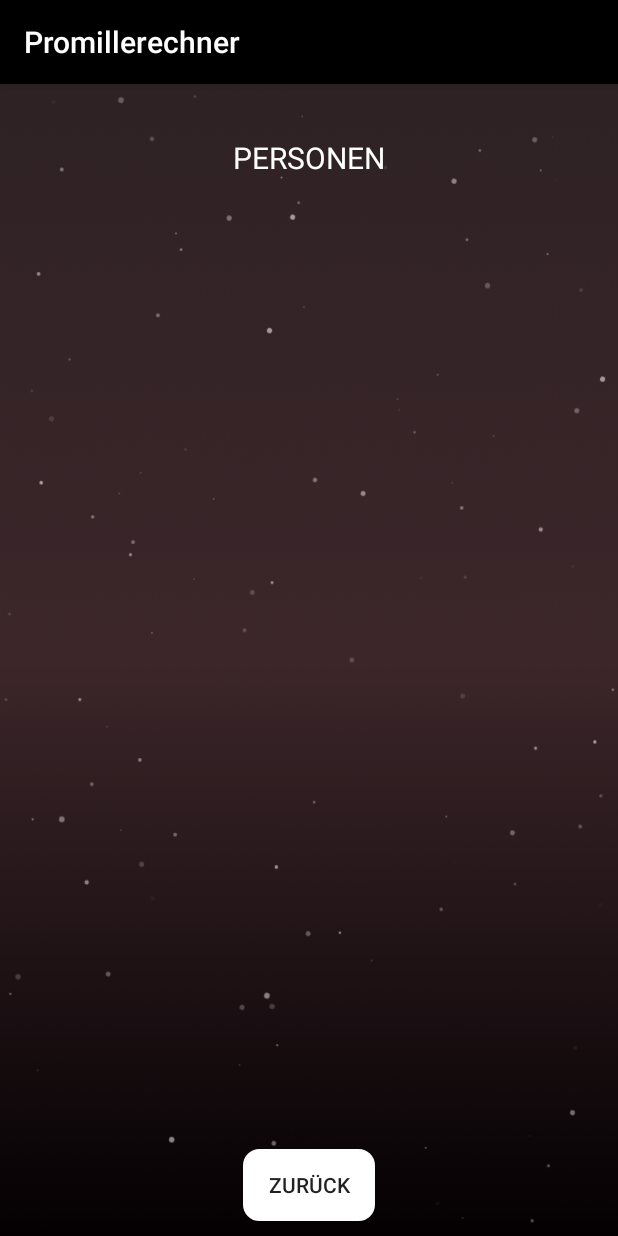
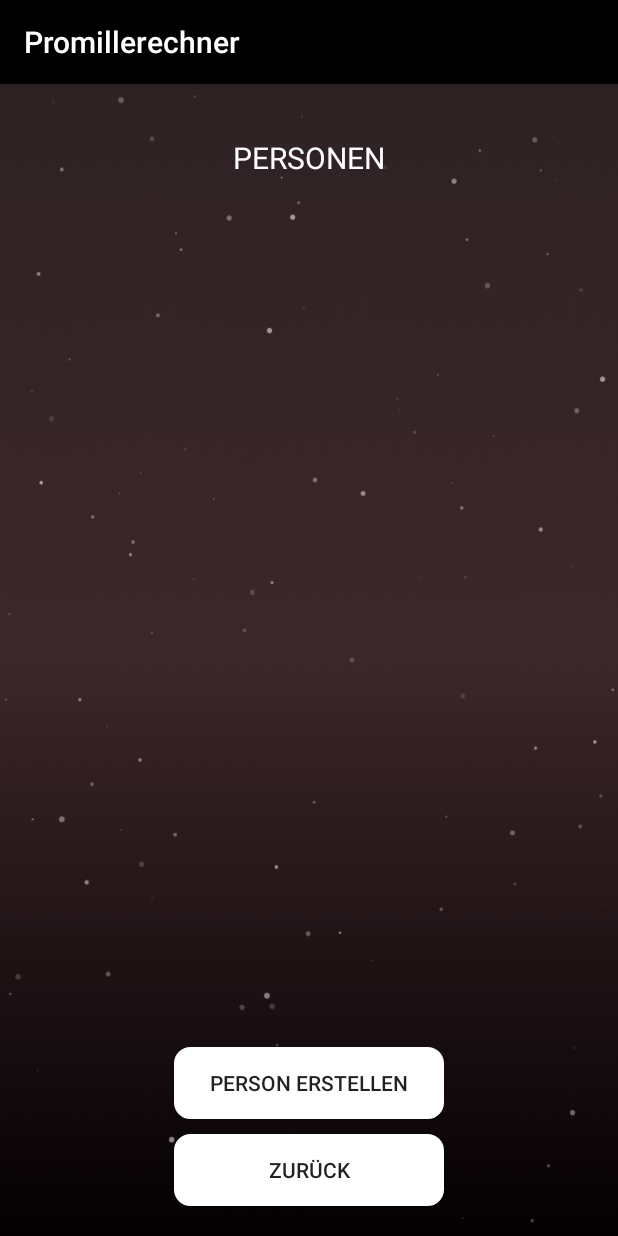
Before and after one commit to not-productive-yet/Promillerechner, an Android app: the PersonList screen opened directly, with no data from a screen before it, on a phone screen of 412 x 824 dp. Run offline under Robolectric (Android 15) with nearby library versions, the phone set to English and light mode, and no system bars; our stand-ins replace Room's generated code.

Commit message:
person create jetzt auch von datenbank aus

```diff
--- a/app/src/main/java/com/example/promillrechner_mobapp/database/PersonCreate.java
+++ b/app/src/main/java/com/example/promillrechner_mobapp/database/PersonCreate.java
@@ -93,19 +93,11 @@ public class PersonCreate extends AppCompatActivity {
                 toast.show();
 
                 saveWordOnClick();
-                handlerGoToChooseAlcohol();
+                finish();
             }
         });
 
         buttonCancelPerson.setOnClickListener(v -> finish());
-    }
-
-    private void handlerGoToChooseAlcohol() {
-        Intent intent = new Intent(this, SelectPerson.class);
-        startActivity(intent);
-
-        //Fade right
-        overridePendingTransition(R.xml.enter, R.xml.exit);
     }
 
     class SpeichernTask extends AsyncTask<Person, Void , Void> {
--- a/app/src/main/java/com/example/promillrechner_mobapp/database/PersonList.java
+++ b/app/src/main/java/com/example/promillrechner_mobapp/database/PersonList.java
@@ -21,6 +21,7 @@ public class PersonList extends AppCompatActivity {
 
 
     private Button buttonBack;
+    private Button buttonGoToCreate;
     private PersonDao dao;
     private RecyclerView recyclerView;
     private RecyclerViewAdapterList adapter;
@@ -31,6 +32,7 @@ public class PersonList extends AppCompatActivity {
         setContentView(R.layout.activity_database_person_list);
 
         buttonBack = findViewById(R.id.backButtonList);
+        buttonGoToCreate = findViewById(R.id.buttonGoToCreate);
         dao = Room.getDatabase(this).person_dao();
 
         recyclerView = findViewById(R.id.recyclerviewPerson);
@@ -56,6 +58,11 @@ public class PersonList extends AppCompatActivity {
         });
 
         buttonBack.setOnClickListener(v -> finish());
+
+        buttonGoToCreate.setOnClickListener(v -> {
+            Intent intent = new Intent(this, PersonCreate.class);
+            startActivity(intent);
+        });
 
     }
 
--- a/app/src/main/res/layout/activity_database_person_list.xml
+++ b/app/src/main/res/layout/activity_database_person_list.xml
@@ -19,9 +19,9 @@
 
     <ScrollView
         android:layout_width="match_parent"
-        android:layout_height="650dp"
+        android:layout_height="400dp"
         android:layout_below="@+id/personTitle"
-        android:layout_marginTop="30dp">
+        android:layout_marginTop="15dp">
     <androidx.recyclerview.widget.RecyclerView
         android:id="@+id/recyclerviewPerson"
         android:layout_width="match_parent"
@@ -30,17 +30,38 @@
         tools:layout_editor_absoluteY="197dp" />
     </ScrollView>
 
-    <Button
-        android:id="@+id/backButtonList"
+    <LinearLayout
         android:layout_width="wrap_content"
         android:layout_height="wrap_content"
-        android:text="@string/zurueck"
-        android:textAllCaps="true"
+        android:layout_centerVertical="true"
         android:layout_alignParentBottom="true"
-        android:layout_centerHorizontal="true"
-        android:layout_marginBottom="10dp"
-        android:background="@drawable/button_layout"
-        android:padding="10dp"
+        android:layout_marginBottom="20dp"
+        android:orientation="vertical"
+        android:layout_centerHorizontal="true">
+
+        <Button
+            android:id="@+id/buttonGoToCreate"
+            android:layout_width="180dp"
+            android:layout_height="wrap_content"
+            android:text="@string/person_erstellen"
+            android:textAllCaps="true"
+            android:layout_centerHorizontal="true"
+            android:background="@drawable/button_layout"
+            android:padding="10dp"
+            />
+        <Button
+            android:id="@+id/backButtonList"
+            android:layout_width="180dp"
+            android:layout_height="wrap_content"
+            android:text="@string/zurueck"
+            android:textAllCaps="true"
+            android:layout_centerHorizontal="true"
+            android:layout_marginTop="10dp"
+            android:background="@drawable/button_layout"
+            android:padding="10dp"
         />
 
+
+    </LinearLayout>
+
 </RelativeLayout>
--- a/app/src/main/res/layout/activity_information.xml
+++ b/app/src/main/res/layout/activity_information.xml
@@ -173,7 +173,7 @@
 
     <Button
         android:id="@+id/backButton"
-        android:layout_width="wrap_content"
+        android:layout_width="180dp"
         android:layout_height="wrap_content"
         android:text="@string/zurueck"
         android:textAllCaps="true"
```
